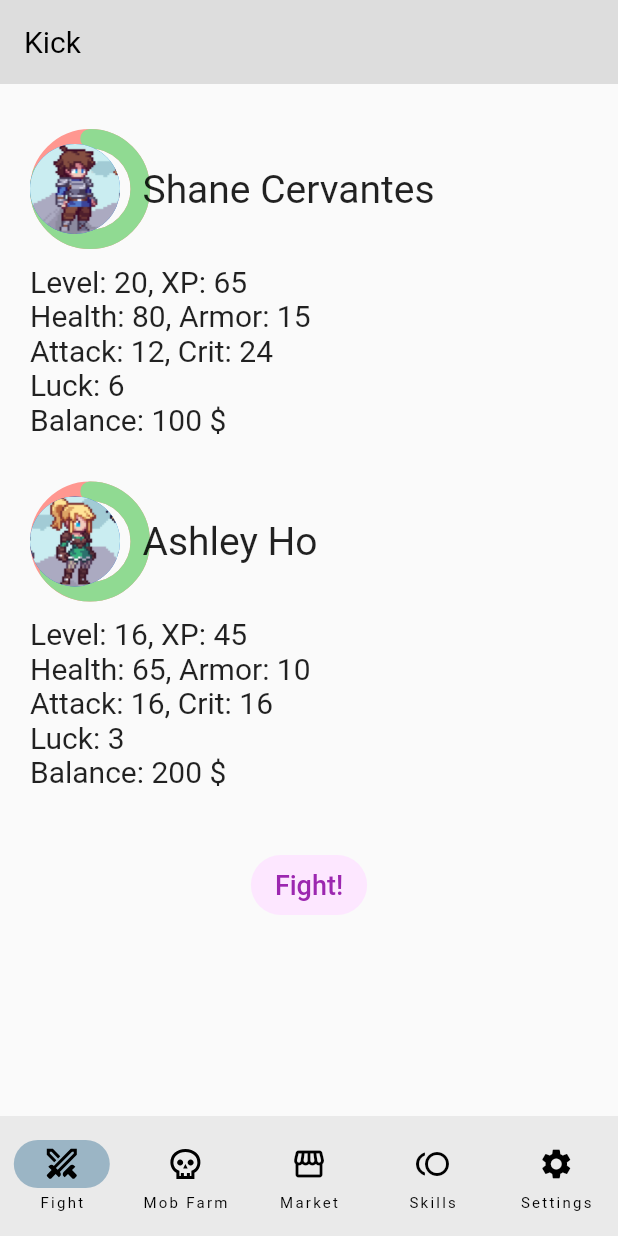
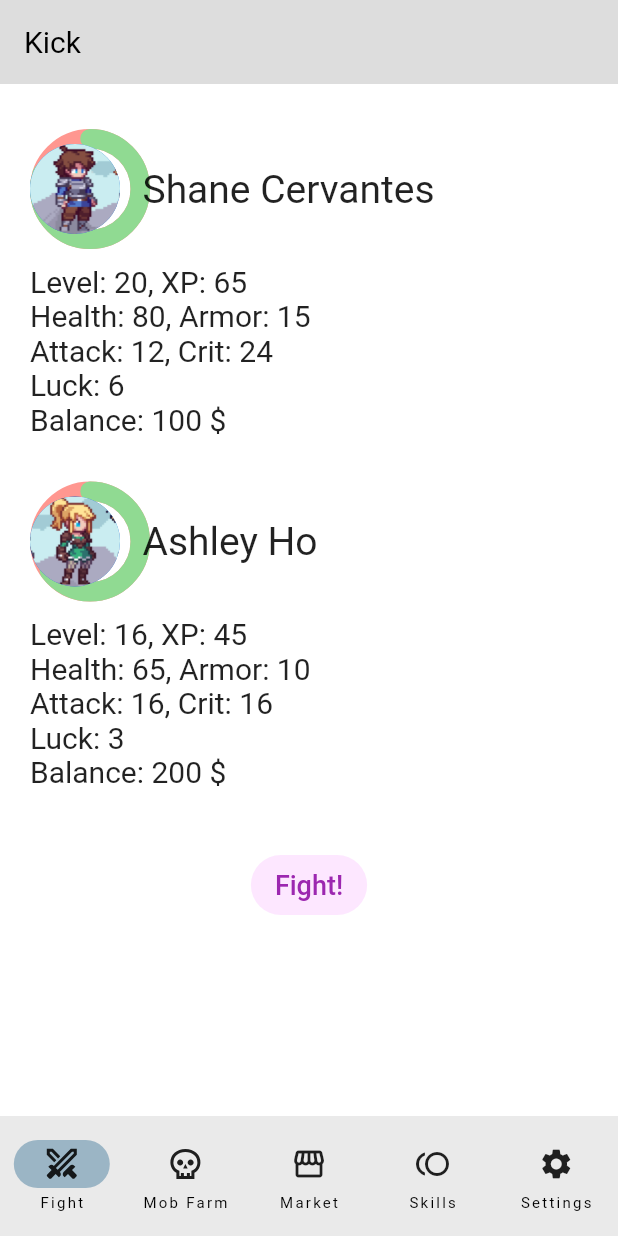
Before and after one commit to HDPK-Kharkiv-IT-Cluster-practice-2023/mobile_front, a Flutter app: the screen it shows after launch, on a phone screen of 412 x 824 dp. Run offline on Flutter 3.47's test engine with Material 2 defaults, Android fonts, the light colour scheme and no system bars; drawn by our look-alikes of percent_indicator; our stand-ins replace flutter_svg.

Commit message:
Implemented a dark mode.

```diff
--- a/lib/customicons.dart
+++ b/lib/customicons.dart
@@ -2,17 +2,39 @@ import 'package:flutter/material.dart';
 import 'package:flutter_svg/flutter_svg.dart';
 
 Widget swordIcon() {
-  return SvgPicture.asset(
+  return Builder(
+    builder: (BuildContext context) {
+      final iconColor = Theme.of(context).iconTheme.color ?? Colors.black;
+      return ColorFiltered(
+        colorFilter: ColorFilter.mode(
+          iconColor,
+          BlendMode.srcIn,
+        ),
+        child: SvgPicture.asset(
           'assets/icons/swords.svg', // Replace with your SVG file path
           width: 24, // Set the desired width
           height: 24, // Set the desired height
+        ),
+      );
+    },
   );
 }
 
 Widget skullIcon() {
-  return SvgPicture.asset(
+  return Builder(
+    builder: (BuildContext context) {
+      final iconColor = Theme.of(context).iconTheme.color ?? Colors.black;
+      return ColorFiltered(
+        colorFilter: ColorFilter.mode(
+          iconColor,
+          BlendMode.srcIn,
+        ),
+        child: SvgPicture.asset(
           'assets/icons/skull.svg', // Replace with your SVG file path
           width: 24, // Set the desired width
           height: 24, // Set the desired height
+        ),
+      );
+    },
   );
 }
--- a/lib/fighting_action.dart
+++ b/lib/fighting_action.dart
@@ -1,5 +1,6 @@
 import 'package:flutter/material.dart';
 import 'package:percent_indicator/percent_indicator.dart';
+import 'themes.dart';
 
 void main() => runApp(const AppBarApp());
 
@@ -8,7 +9,9 @@ class AppBarApp extends StatelessWidget {
 
   @override
   Widget build(BuildContext context) {
-    return const MaterialApp(
+    return MaterialApp(
+      theme: lightTheme, // Set the default theme to light.
+      darkTheme: ThemeData.dark(), // Set the dark theme.
       home: FightingAction(),
     );
   }
@@ -23,9 +26,9 @@ class FightingAction extends StatelessWidget {
       appBar: AppBar(
         key: key,
         title: const Text('Kick'),
-        titleTextStyle: const TextStyle(color: Colors.black, fontSize: 20),
+        titleTextStyle: null,
         actions: const <Widget>[],
-        backgroundColor: const Color.fromARGB(255, 221, 221, 221),
+        backgroundColor: null,
         bottomOpacity: 0.0,
         elevation: 0.0,
       ),
--- a/lib/main.dart
+++ b/lib/main.dart
@@ -1,5 +1,6 @@
 import 'package:fightingapp/customicons.dart';
 import 'package:fightingapp/skills.dart';
+import 'package:fightingapp/themes.dart';
 import 'package:flutter/material.dart';
 import 'fighting_action.dart';
 import 'market.dart';
@@ -16,6 +17,9 @@ class NavigationBarApp extends StatelessWidget {
   @override
   Widget build(BuildContext context) {
     return MaterialApp(
+      theme: lightTheme,
+      darkTheme: ThemeData.dark(),
+
       home: NavigationExample(),
       debugShowCheckedModeBanner: false, // Set this to false
     );
@@ -36,6 +40,8 @@ class _NavigationExampleState extends State<NavigationExample> {
   Widget build(BuildContext context) {
     return Scaffold(
       bottomNavigationBar: NavigationBar(
+        backgroundColor:
+            Theme.of(context).bottomNavigationBarTheme.backgroundColor,
         onDestinationSelected: (int index) {
           setState(() {
             currentPageIndex = index;
@@ -53,15 +59,17 @@ class _NavigationExampleState extends State<NavigationExample> {
             label: 'Mob Farm',
           ),
           NavigationDestination(
-            icon: Icon(Icons.storefront),
+            icon: Icon(Icons.storefront,
+                color: Theme.of(context).iconTheme.color),
             label: 'Market',
           ),
           NavigationDestination(
-            icon: Icon(Icons.toll),
+            icon: Icon(Icons.toll, color: Theme.of(context).iconTheme.color),
             label: 'Skills',
           ),
           NavigationDestination(
-            icon: Icon(Icons.settings),
+            icon:
+                Icon(Icons.settings, color: Theme.of(context).iconTheme.color),
             label: 'Settings',
           ),
         ],
--- a/lib/market.dart
+++ b/lib/market.dart
@@ -8,9 +8,9 @@ class Market extends StatelessWidget {
     return Scaffold(
       appBar: AppBar(
         title: const Text('Market'),
-        titleTextStyle: const TextStyle(color: Colors.black, fontSize: 20),
+        titleTextStyle: null,
         actions: const <Widget>[],
-        backgroundColor: const Color.fromARGB(255, 221, 221, 221),
+        backgroundColor: null,
         bottomOpacity: 0.0,
         elevation: 0.0,
       ),
--- a/lib/mob_fighting.dart
+++ b/lib/mob_fighting.dart
@@ -9,9 +9,9 @@ class FightingMobs extends StatelessWidget {
     return Scaffold(
       appBar: AppBar(
         title: const Text('Mob Farm'),
-        titleTextStyle: const TextStyle(color: Colors.black, fontSize: 20),
+        titleTextStyle: null,
         actions: const <Widget>[],
-        backgroundColor: const Color.fromARGB(255, 221, 221, 221),
+        backgroundColor: null,
         bottomOpacity: 0.0,
         elevation: 0.0,
       ),
--- a/lib/settings.dart
+++ b/lib/settings.dart
@@ -8,9 +8,9 @@ class Settings extends StatelessWidget {
     return Scaffold(
       appBar: AppBar(
         title: const Text('Settings'),
-        titleTextStyle: const TextStyle(color: Colors.black, fontSize: 20),
+        titleTextStyle: null,
         actions: const <Widget>[],
-        backgroundColor: const Color.fromARGB(255, 221, 221, 221),
+        backgroundColor: null,
         bottomOpacity: 0.0,
         elevation: 0.0,
       ),
--- a/lib/skills.dart
+++ b/lib/skills.dart
@@ -8,9 +8,9 @@ class Skills extends StatelessWidget {
     return Scaffold(
       appBar: AppBar(
         title: const Text('Skills'),
-        titleTextStyle: const TextStyle(color: Colors.black, fontSize: 20),
+        titleTextStyle: null,
         actions: const <Widget>[],
-        backgroundColor: const Color.fromARGB(255, 221, 221, 221),
+        backgroundColor: null,
         bottomOpacity: 0.0,
         elevation: 0.0,
       ),
--- /dev/null
+++ b/lib/themes.dart
@@ -0,0 +1,10 @@
+import 'package:flutter/material.dart';
+
+final lightTheme = ThemeData(
+  appBarTheme: AppBarTheme(
+    backgroundColor: const Color.fromARGB(255, 221, 221, 221),
+    titleTextStyle: const TextStyle(color: Colors.black, fontSize: 20),
+  ),
+  scaffoldBackgroundColor: Colors.white,
+  // Define other light theme colors here.
+);
```
Lines whose indentation alone changed are shown as unchanged.
